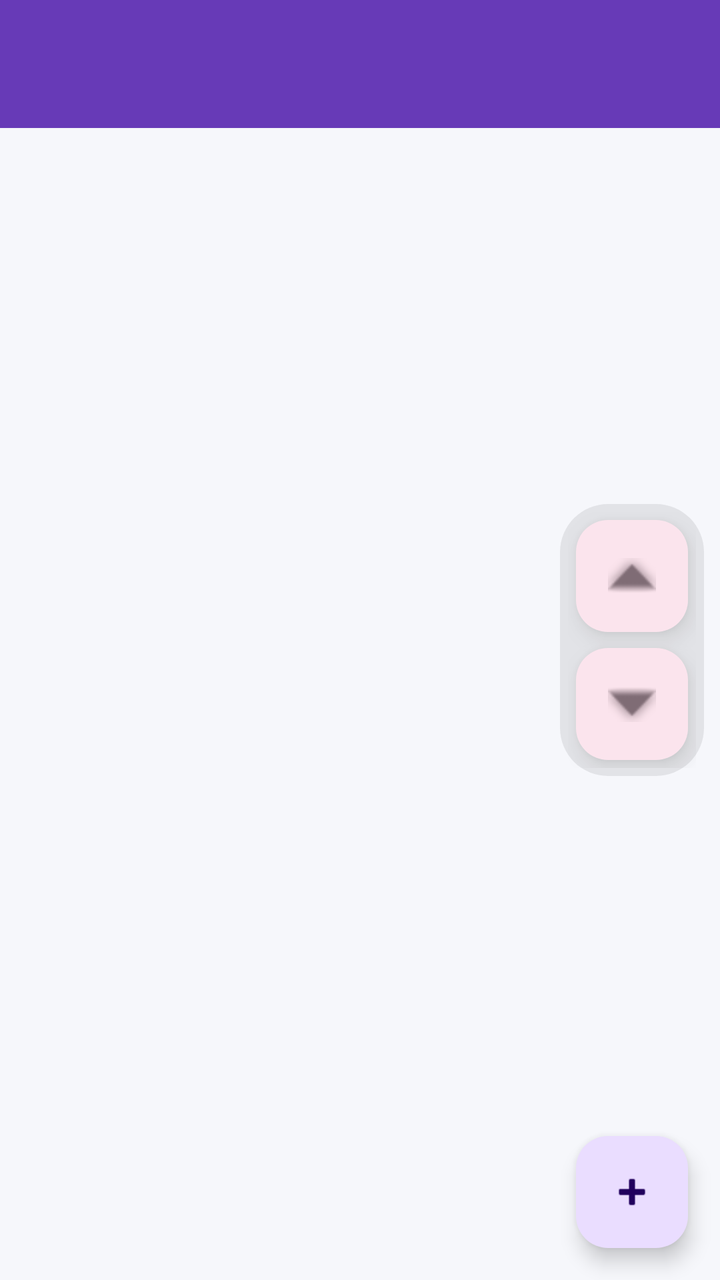
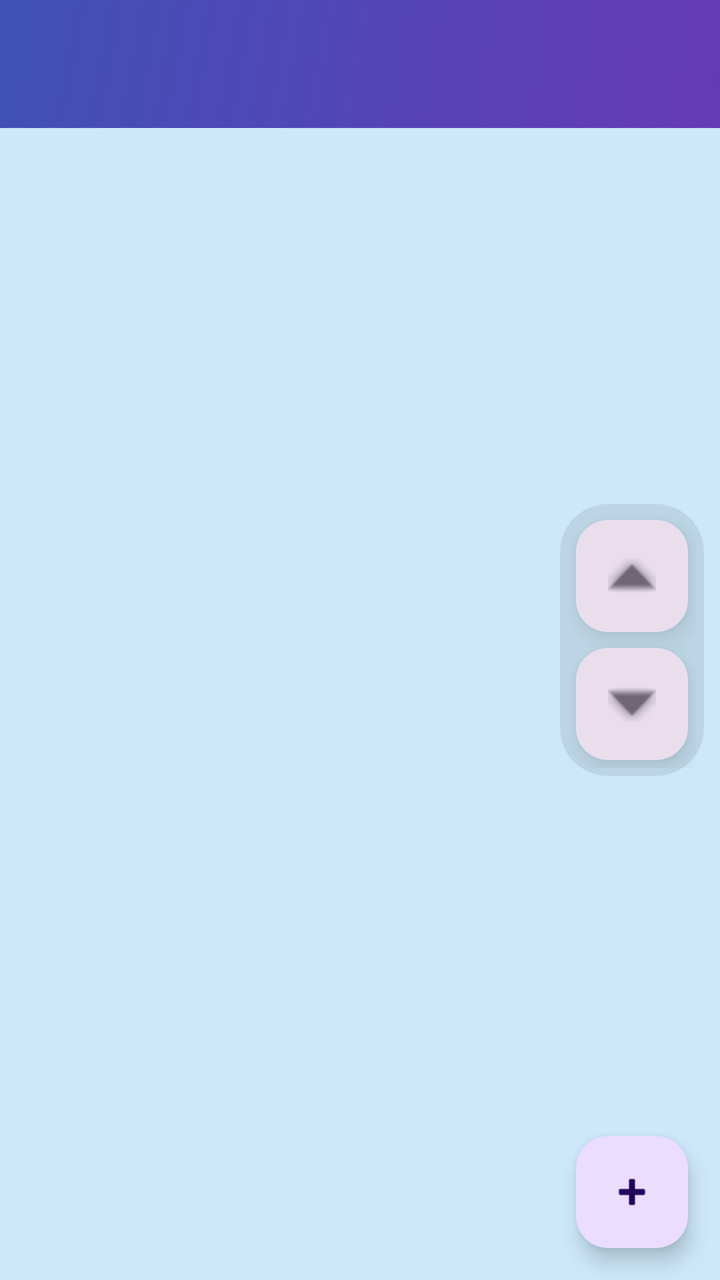

Compare the two renders of this Android layout. The source of the first and the diff that turns it into the second are given below.
<!-- AndroidManifest.xml: application theme Theme.CampusConnect -->
<!-- res/layout/activity_marketplace.xml -->
<?xml version="1.0" encoding="utf-8"?>
<androidx.constraintlayout.widget.ConstraintLayout xmlns:android="http://schemas.android.com/apk/res/android"
    xmlns:app="http://schemas.android.com/apk/res-auto"
    android:layout_width="match_parent"
    android:layout_height="match_parent">

    <com.google.android.material.appbar.MaterialToolbar
        android:id="@+id/toolbar"
        android:layout_width="match_parent"
        android:layout_height="?attr/actionBarSize"
        android:background="?attr/colorPrimary"
        app:titleTextColor="?attr/colorOnPrimary"
        app:layout_constraintTop_toTopOf="parent" />

    <androidx.recyclerview.widget.RecyclerView
        android:id="@+id/marketplaceRecyclerView"
        android:layout_width="match_parent"
        android:layout_height="0dp"
        app:layout_constraintBottom_toBottomOf="parent"
        app:layout_constraintTop_toBottomOf="@id/toolbar" />

    <com.google.android.material.floatingactionbutton.FloatingActionButton
        android:id="@+id/addItemFab"
        android:contentDescription="@string/mk_add"
        android:layout_width="wrap_content"
        android:layout_height="wrap_content"
        android:layout_margin="16dp"
        android:src="@android:drawable/ic_input_add"
        app:layout_constraintBottom_toBottomOf="parent"
        app:layout_constraintEnd_toEndOf="parent" />

    <LinearLayout
        android:id="@+id/emptyState"
        android:layout_width="match_parent"
        android:layout_height="wrap_content"
        android:orientation="vertical"
        android:gravity="center"
        android:padding="32dp"
        android:visibility="gone"
        app:layout_constraintTop_toBottomOf="@id/toolbar"
        app:layout_constraintBottom_toBottomOf="parent"
        app:layout_constraintStart_toStartOf="parent"
        app:layout_constraintEnd_toEndOf="parent">

        <TextView
            android:layout_width="wrap_content"
            android:layout_height="wrap_content"
            android:text="@string/mk_empty_title"
            android:textSize="17sp"
            android:textStyle="bold" />

        <TextView
            android:layout_width="wrap_content"
            android:layout_height="wrap_content"
            android:layout_marginTop="6dp"
            android:gravity="center"
            android:text="@string/mk_empty_sub"
            android:textColor="?android:attr/textColorSecondary" />
    </LinearLayout>

    <LinearLayout
        android:id="@+id/scrollButtons"
        android:layout_width="wrap_content"
        android:layout_height="wrap_content"
        android:layout_marginEnd="8dp"
        android:alpha="0.6"
        android:background="@drawable/bg_scroll_strip"
        android:gravity="center"
        android:orientation="vertical"
        android:padding="4dp"
        app:layout_constraintBottom_toBottomOf="parent"
        app:layout_constraintEnd_toEndOf="parent"
        app:layout_constraintTop_toTopOf="parent">

        <com.google.android.material.floatingactionbutton.FloatingActionButton
            android:id="@+id/scrollUpFab"
            style="@style/Widget.Material3.FloatingActionButton.Tertiary"
            android:layout_width="wrap_content"
            android:layout_height="wrap_content"
            android:layout_margin="4dp"
            app:fabSize="mini"
            app:srcCompat="@android:drawable/arrow_up_float"
            android:contentDescription="@string/cd_scroll_up" />

        <com.google.android.material.floatingactionbutton.FloatingActionButton
            android:id="@+id/scrollDownFab"
            style="@style/Widget.Material3.FloatingActionButton.Tertiary"
            android:layout_width="wrap_content"
            android:layout_height="wrap_content"
            android:layout_margin="4dp"
            app:fabSize="mini"
            app:srcCompat="@android:drawable/arrow_down_float"
            android:contentDescription="@string/cd_scroll_down" />
    </LinearLayout>

</androidx.constraintlayout.widget.ConstraintLayout>
<!-- resources referenced by this layout -->
<resources>
  <!-- drawable bg_scroll_strip (drawable) -->
  <?xml version="1.0" encoding="utf-8"?>
  <shape xmlns:android="http://schemas.android.com/apk/res/android">
      <solid android:color="#22000000" />
      <corners android:radius="24dp" />
  </shape>
  <string name="cd_scroll_down">Scroll Down</string>
  <string name="cd_scroll_up">Scroll Up</string>
  <string name="mk_add">List an item</string>
  <string name="mk_empty_sub">Be the first \u2014 tap + to list a book, gadget or anything you want to swap.</string>
  <string name="mk_empty_title">Nothing listed yet</string>
  <style name="Theme.CampusConnect" parent="Base.Theme.CampusConnect" />
  <style name="Base.Theme.CampusConnect" parent="Theme.Material3.DayNight.NoActionBar">
          
          <item name="colorPrimary">@color/primary</item>
          <item name="colorOnPrimary">@color/on_primary</item>
          <item name="colorSecondary">@color/secondary</item>
          <item name="colorOnSecondary">@color/on_secondary</item>
          <item name="colorTertiary">@color/tertiary</item>
          <item name="colorOnTertiary">@color/on_tertiary</item>
          <item name="android:windowBackground">@color/background</item>
          <item name="colorSurface">@color/surface</item>
          <item name="colorOnSurface">@color/on_surface</item>
  
          <item name="colorSurfaceVariant">@color/surface_variant</item>
          <item name="colorOnSurfaceVariant">@color/on_surface_variant</item>
          <item name="colorError">@color/error</item>
          <item name="colorOnError">@color/on_error</item>
          <item name="colorOutline">@color/outline</item>
          <item name="colorOutlineVariant">@color/outline_variant</item>
          <item name="android:statusBarColor">@color/primary</item>
  
          
          <item name="materialCardViewStyle">@style/Widget.CampusConnect.Card</item>
      </style>
  <color name="primary">#673AB7</color>
  <color name="on_primary">#FFFFFF</color>
  <color name="secondary">#009688</color>
  <color name="on_secondary">#FFFFFF</color>
  <color name="tertiary">#FFC107</color>
  <color name="on_tertiary">#000000</color>
  <color name="background">#F6F7FB</color>
  <color name="surface">#FFFFFF</color>
  <color name="on_surface">#1A1C1E</color>
  <color name="surface_variant">#E1E2EC</color>
  <color name="on_surface_variant">#44474E</color>
  <color name="error">#B3261E</color>
  <color name="on_error">#FFFFFF</color>
  <color name="outline">#74777F</color>
  <color name="outline_variant">#C4C6D0</color>
  <style name="Widget.CampusConnect.Card" parent="Widget.Material3.CardView.Elevated">
          <item name="cardCornerRadius">16dp</item>
          <item name="cardElevation">2dp</item>
          <item name="strokeWidth">0dp</item>
      </style>
</resources>

<!-- the commit's change to res/layout/activity_marketplace.xml (unified diff, before → after) -->
@@ -5,10 +5,11 @@
     android:layout_height="match_parent">
 
     <com.google.android.material.appbar.MaterialToolbar
+        android:theme="@style/ThemeOverlay.CampusConnect.Toolbar"
         android:id="@+id/toolbar"
         android:layout_width="match_parent"
         android:layout_height="?attr/actionBarSize"
-        android:background="?attr/colorPrimary"
+        android:background="@drawable/bg_toolbar_gradient"
         app:titleTextColor="?attr/colorOnPrimary"
         app:layout_constraintTop_toTopOf="parent" />
 
<!-- resource entries referenced after the edit -->
@@ -6,12 +6,27 @@
       <solid android:color="#22000000" />
       <corners android:radius="24dp" />
   </shape>
+  <!-- drawable bg_toolbar_gradient (drawable) -->
+  <?xml version="1.0" encoding="utf-8"?>
+  <shape xmlns:android="http://schemas.android.com/apk/res/android"
+      android:shape="rectangle">
+      <gradient
+          android:angle="135"
+          android:startColor="@color/gradient_start"
+          android:endColor="@color/gradient_end"
+          android:type="linear" />
+  </shape>
   <string name="cd_scroll_down">Scroll Down</string>
   <string name="cd_scroll_up">Scroll Up</string>
   <string name="mk_add">List an item</string>
   <string name="mk_empty_sub">Be the first \u2014 tap + to list a book, gadget or anything you want to swap.</string>
   <string name="mk_empty_title">Nothing listed yet</string>
+  <style name="ThemeOverlay.CampusConnect.Toolbar" parent="">
+          <item name="colorControlNormal">?attr/colorOnPrimary</item>
+      </style>
   <style name="Theme.CampusConnect" parent="Base.Theme.CampusConnect" />
+  <color name="gradient_start">#673AB7</color>
+  <color name="gradient_end">#3F51B5</color>
   <style name="Base.Theme.CampusConnect" parent="Theme.Material3.DayNight.NoActionBar">
           
           <item name="colorPrimary">@color/primary</item>
@@ -34,6 +49,7 @@
   
           
           <item name="materialCardViewStyle">@style/Widget.CampusConnect.Card</item>
+          <item name="toolbarStyle">@style/Widget.CampusConnect.Toolbar</item>
       </style>
   <color name="primary">#673AB7</color>
   <color name="on_primary">#FFFFFF</color>
@@ -41,7 +57,7 @@
   <color name="on_secondary">#FFFFFF</color>
   <color name="tertiary">#FFC107</color>
   <color name="on_tertiary">#000000</color>
-  <color name="background">#F6F7FB</color>
+  <color name="background">#CDE8FA</color>
   <color name="surface">#FFFFFF</color>
   <color name="on_surface">#1A1C1E</color>
   <color name="surface_variant">#E1E2EC</color>
@@ -51,9 +67,16 @@
   <color name="outline">#74777F</color>
   <color name="outline_variant">#C4C6D0</color>
   <style name="Widget.CampusConnect.Card" parent="Widget.Material3.CardView.Elevated">
-          <item name="cardCornerRadius">16dp</item>
-          <item name="cardElevation">2dp</item>
+          
+          <item name="cardBackgroundColor">@color/tile_bg</item>
+          <item name="cardCornerRadius">18dp</item>
+          <item name="cardElevation">0dp</item>
           <item name="strokeWidth">0dp</item>
       </style>
+  <style name="Widget.CampusConnect.Toolbar" parent="Widget.Material3.Toolbar">
+          <item name="navigationIconTint">?attr/colorOnPrimary</item>
+          <item name="android:theme">@style/ThemeOverlay.CampusConnect.Toolbar</item>
+      </style>
+  <color name="tile_bg">#ECE8FE</color>
 </resources>
 
